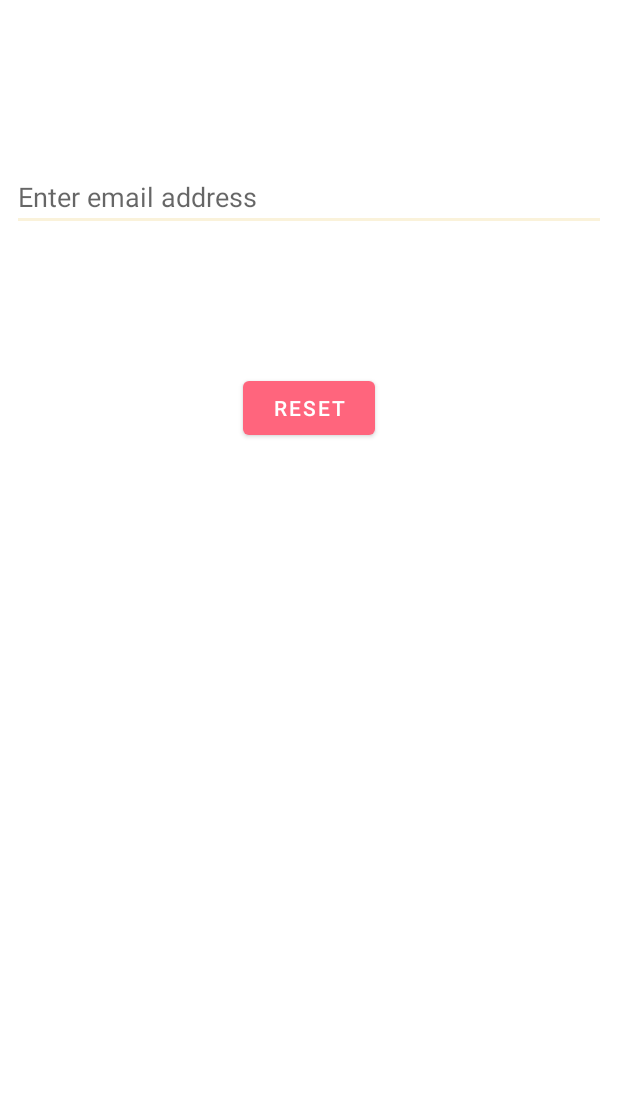
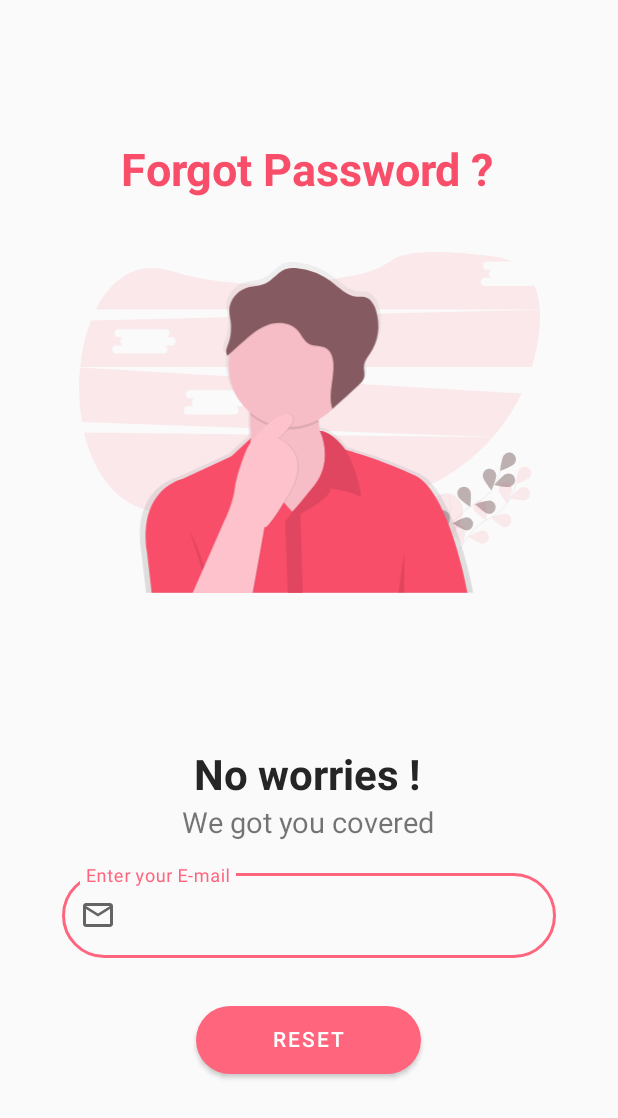
Before and after one commit to isahilgupta1306/BookBecho-Book-Selling-Application, an Android app: the forgotPassword screen opened directly, with no data from a screen before it, on a phone screen of 412 x 824 dp. Shown: the top 1118 px of the screen. Run offline under Robolectric (Android 15) with nearby library versions, the light colour scheme and no system bars; our stand-ins replace Firebase (no records; nobody signed in at launch, a user with empty details on screens opened directly).

Commit message:
Forgot Password UI developed

```diff
--- a/app/src/main/java/com/example/bookbecho/register.java
+++ b/app/src/main/java/com/example/bookbecho/register.java
@@ -24,7 +24,7 @@ public class register extends AppCompatActivity {
     FirebaseAuth fAuth;
     TextView gotologin;
 
-    //commit test
+
 
 
     @Override
--- /dev/null
+++ b/app/src/main/res/drawable/ic_forgotpasswordbanner.xml
@@ -0,0 +1,241 @@
+<vector xmlns:android="http://schemas.android.com/apk/res/android"
+    xmlns:aapt="http://schemas.android.com/aapt"
+    android:width="1097.1dp"
+    android:height="811.81dp"
+    android:viewportWidth="1097.1"
+    android:viewportHeight="811.81">
+  <path
+      android:pathData="M878.46,575.15S800.14,564.98 858.55,691.74c0,0 53.23,-22.81 55.35,-74.26a40.94,40.94 0,0 0,-34.33 -42.17Z"
+      android:strokeAlpha="0.1"
+      android:fillColor="#f84e69"
+      android:fillAlpha="0.1"/>
+  <path
+      android:strokeWidth="1"
+      android:pathData="M879.61,574.96s17.73,70.68 -21,116.79"
+      android:strokeAlpha="0.1"
+      android:fillColor="#00000000"
+      android:strokeColor="#535461"
+      android:fillAlpha="0.1"/>
+  <path
+      android:pathData="M857.55,698.28s28.2,-69.5 80.86,-95.28A113.65,113.65 0,0 0,990.02 552.9a191.13,191.13 0,0 0,12.93 -32.47"
+      android:strokeAlpha="0.1"
+      android:strokeWidth="2"
+      android:fillColor="#00000000"
+      android:strokeColor="#535461"
+      android:fillAlpha="0.1"/>
+  <path
+      android:pathData="M1036.04,504c-5.49,6.9 -33.9,17 -33.9,17s3.42,-30 8.91,-36.85a16,16 0,1 1,25 19.88Z"
+      android:strokeAlpha="0.1"
+      android:fillColor="#f84e69"
+      android:fillAlpha="0.1"/>
+  <path
+      android:pathData="M1026.29,558.65c-8.36,2.81 -37.68,-4.18 -37.68,-4.18s19.15,-23.28 27.51,-26.09a16,16 0,1 1,10.17 30.27Z"
+      android:strokeAlpha="0.1"
+      android:fillColor="#f84e69"
+      android:fillAlpha="0.1"/>
+  <path
+      android:pathData="M973.43,623.26c-8.63,-1.79 -30.42,-22.63 -30.42,-22.63s28.28,-10.43 36.92,-8.64a16,16 0,0 1,-6.5 31.26Z"
+      android:strokeAlpha="0.1"
+      android:fillColor="#f84e69"
+      android:fillAlpha="0.1"/>
+  <path
+      android:pathData="M922.43,663.14c-8.81,-0.31 -33.81,-17.16 -33.81,-17.16S914.74,630.9 923.55,631.22a16,16 0,0 1,-1.12 31.91Z"
+      android:strokeAlpha="0.1"
+      android:fillColor="#f84e69"
+      android:fillAlpha="0.1"/>
+  <path
+      android:pathData="M961.31,534.9c1.13,8.75 20.22,32.07 20.22,32.07s12.57,-27.4 11.45,-36.15a16,16 0,1 0,-31.67 4.08Z"
+      android:strokeAlpha="0.1"
+      android:fillColor="#f84e69"
+      android:fillAlpha="0.1"/>
+  <path
+      android:pathData="M902.25,582.34c3.69,8 28.89,24.55 28.89,24.55s3.8,-29.91 0.11,-37.91a16,16 0,1 0,-29 13.37Z"
+      android:strokeAlpha="0.1"
+      android:fillColor="#f84e69"
+      android:fillAlpha="0.1"/>
+  <path
+      android:pathData="M851.17,636.28c2.28,8.52 24.33,29.08 24.33,29.08s8.8,-28.83 6.51,-37.35a16,16 0,1 0,-30.84 8.27Z"
+      android:strokeAlpha="0.1"
+      android:fillColor="#f84e69"
+      android:fillAlpha="0.1"/>
+  <path
+      android:fillColor="#FF000000"
+      android:pathData="M1036.04,504c-5.49,6.9 -33.9,17 -33.9,17s3.42,-30 8.91,-36.85a16,16 0,1 1,25 19.88Z"
+      android:strokeAlpha="0.25"
+      android:fillAlpha="0.25"/>
+  <path
+      android:fillColor="#FF000000"
+      android:pathData="M1026.29,558.65c-8.36,2.81 -37.68,-4.18 -37.68,-4.18s19.15,-23.28 27.51,-26.09a16,16 0,1 1,10.17 30.27Z"
+      android:strokeAlpha="0.25"
+      android:fillAlpha="0.25"/>
+  <path
+      android:fillColor="#FF000000"
+      android:pathData="M973.43,623.26c-8.63,-1.79 -30.42,-22.63 -30.42,-22.63s28.28,-10.43 36.92,-8.64a16,16 0,0 1,-6.5 31.26Z"
+      android:strokeAlpha="0.25"
+      android:fillAlpha="0.25"/>
+  <path
+      android:fillColor="#FF000000"
+      android:pathData="M922.43,663.14c-8.81,-0.31 -33.81,-17.16 -33.81,-17.16S914.74,630.9 923.55,631.22a16,16 0,0 1,-1.12 31.91Z"
+      android:strokeAlpha="0.25"
+      android:fillAlpha="0.25"/>
+  <path
+      android:fillColor="#FF000000"
+      android:pathData="M961.31,534.9c1.13,8.75 20.22,32.07 20.22,32.07s12.57,-27.4 11.45,-36.15a16,16 0,1 0,-31.67 4.08Z"
+      android:strokeAlpha="0.25"
+      android:fillAlpha="0.25"/>
+  <path
+      android:fillColor="#FF000000"
+      android:pathData="M902.25,582.34c3.69,8 28.89,24.55 28.89,24.55s3.8,-29.91 0.11,-37.91a16,16 0,1 0,-29 13.37Z"
+      android:strokeAlpha="0.25"
+      android:fillAlpha="0.25"/>
+  <path
+      android:fillColor="#FF000000"
+      android:pathData="M851.17,636.28c2.28,8.52 24.33,29.08 24.33,29.08s8.8,-28.83 6.51,-37.35a16,16 0,1 0,-30.84 8.27Z"
+      android:strokeAlpha="0.25"
+      android:fillAlpha="0.25"/>
+  <path
+      android:pathData="M895.11,729.9s28.2,-69.5 80.86,-95.28A113.65,113.65 0,0 0,1027.55 584.51a191.13,191.13 0,0 0,12.93 -32.47"
+      android:strokeAlpha="0.1"
+      android:strokeWidth="2"
+      android:fillColor="#00000000"
+      android:strokeColor="#535461"
+      android:fillAlpha="0.1"/>
+  <path
+      android:pathData="M1073.55,535.6c-5.49,6.9 -33.9,17 -33.9,17s3.42,-30 8.91,-36.85a16,16 0,0 1,25 19.88Z"
+      android:strokeAlpha="0.1"
+      android:fillColor="#f84e69"
+      android:fillAlpha="0.1"/>
+  <path
+      android:pathData="M1063.82,590.25c-8.36,2.81 -37.68,-4.18 -37.68,-4.18s19.15,-23.28 27.51,-26.09a16,16 0,0 1,10.17 30.27Z"
+      android:strokeAlpha="0.1"
+      android:fillColor="#f84e69"
+      android:fillAlpha="0.1"/>
+  <path
+      android:pathData="M1010.96,654.9c-8.63,-1.79 -30.42,-22.63 -30.42,-22.63s28.28,-10.43 36.92,-8.64a16,16 0,0 1,-6.5 31.26Z"
+      android:strokeAlpha="0.1"
+      android:fillColor="#f84e69"
+      android:fillAlpha="0.1"/>
+  <path
+      android:pathData="M959.95,694.73c-8.81,-0.31 -33.81,-17.16 -33.81,-17.16s26.12,-15.06 34.93,-14.75a16,16 0,0 1,-1.12 31.91Z"
+      android:strokeAlpha="0.1"
+      android:fillColor="#f84e69"
+      android:fillAlpha="0.1"/>
+  <path
+      android:pathData="M998.83,566.54c1.13,8.75 20.22,32.07 20.22,32.07s12.57,-27.4 11.45,-36.15a16,16 0,1 0,-31.67 4.08Z"
+      android:strokeAlpha="0.1"
+      android:fillColor="#f84e69"
+      android:fillAlpha="0.1"/>
+  <path
+      android:pathData="M939.78,613.9c3.69,8 28.89,24.55 28.89,24.55s3.8,-29.91 0.11,-37.91a16,16 0,0 0,-29 13.37Z"
+      android:strokeAlpha="0.1"
+      android:fillColor="#f84e69"
+      android:fillAlpha="0.1"/>
+  <path
+      android:pathData="M888.7,667.9c2.28,8.52 24.33,29.08 24.33,29.08s8.8,-28.83 6.51,-37.35A16,16 0,0 0,888.7 667.9Z"
+      android:strokeAlpha="0.1"
+      android:fillColor="#f84e69"
+      android:fillAlpha="0.1"/>
+  <path
+      android:pathData="M11.85,429.97c17.36,74.2 54.11,138.34 112.19,169.43 120.7,64.61 392.91,31.29 596.07,-7A465.21,465.21 0,0 0,984.64 441.2Z"
+      android:strokeAlpha="0.1"
+      android:fillColor="#f84e69"
+      android:fillAlpha="0.1"/>
+  <path
+      android:pathData="M1077.2,80.71L965.73,80.71a9.63,9.63 0,1 1,0 -19.27h19.27a9.63,9.63 0,0 1,0 -19.27h-13.76a9.63,9.63 0,0 1,0 -19.27h58.18c-12.91,-6 -28,-10.27 -45.38,-12.51 -158.64,-20.38 -215.28,-6.9 -235.26,7 -24.65,17.1 -52.15,29.68 -81.54,35.74C569.35,73.3 386.3,97.6 220.39,45.33c-82.46,-26 -143.75,17.92 -180.48,91.28L1096.55,136.61c-1.38,-21.32 -5.51,-41 -13.09,-58.24A9.58,9.58 0,0 1,1077.2 80.71Z"
+      android:strokeAlpha="0.1"
+      android:fillColor="#f84e69"
+      android:fillAlpha="0.1"/>
+  <path
+      android:pathData="M2.39,275.1a491.06,491.06 0,0 0,4.33 129.46l978.68,35.79a460,460 0,0 0,68 -103.7ZM389.47,367.45L370.2,367.45a9.63,9.63 0,0 1,0 19.27L258.73,386.72a9.63,9.63 0,1 1,0 -19.27h19.27a9.63,9.63 0,0 1,0 -19.27L264.24,348.18a9.63,9.63 0,0 1,0 -19.27L375.71,328.91a9.63,9.63 0,1 1,0 19.27h13.76a9.63,9.63 0,0 1,0 19.27Z"
+      android:strokeAlpha="0.1"
+      android:fillColor="#f84e69"
+      android:fillAlpha="0.1"/>
+  <path
+      android:pathData="M1096.6,137.28l-1068.49,26C15.12,196.69 6.55,234.46 2.55,273.61L1077.88,273.61a456.46,456.46 0,0 0,15.53 -70.33C1096.61,180.27 1097.89,158.01 1096.6,137.28ZM219.47,222.45L200.2,222.45a9.63,9.63 0,0 1,0 19.27L88.73,241.72a9.63,9.63 0,1 1,0 -19.27h19.27a9.63,9.63 0,0 1,0 -19.27L94.24,203.18a9.63,9.63 0,0 1,0 -19.27L205.71,183.91a9.63,9.63 0,1 1,0 19.27h13.76a9.63,9.63 0,0 1,0 19.27Z"
+      android:strokeAlpha="0.1"
+      android:fillColor="#f84e69"
+      android:fillAlpha="0.1"/>
+  <path
+      android:pathData="M938.68,811.3S894.12,566.9 809.15,527.24c-72,-33.63 -149.86,-56.3 -172,-62.45A95.61,95.61 0,0 0,625.74 449.9c-30.26,-31.59 -48.44,-31 -51.38,-30.61a153.83,153.83 0,0 1,-3 -19c-0.09,-1 -0.18,-1.93 -0.26,-2.92l0.26,-0.13c-0.18,-1.89 -0.34,-3.84 -0.48,-5.85a150.6,150.6 0,0 0,33.79 -24.61c0.13,0.43 0.24,0.86 0.38,1.3q32.71,-27.65 64.07,-56.8c6,-5.61 12.3,-11.7 14.34,-19.61a28.78,28.78 0,0 0,0.75 -8.32c0.27,-6 -1.15,-12.13 -1.39,-18.21 0,-1 0.11,-1.93 0.24,-2.88 1.4,-9.95 8.32,-18.12 14,-26.47a124.82,124.82 0,0 0,21.23 -71.46,121 121,0 0,0 -5,-36c-4.43,-14.82 -13.65,-30.39 -29,-33.63 -5.94,-1.25 -12.11,-0.47 -18.17,-0.86 -25.09,-1.6 -43.87,-22 -63.88,-36.95a168.61,168.61 0,0 0,-83.58 -32.44c-9.45,-1 -19.21,-1.07 -28.2,1.93 -20.19,6.72 -32.45,27.47 -51.9,36 -14.38,6.34 -31,5.31 -46,10.07 -22.33,7.1 -41.28,30 -41.78,53.53 0,0.87 0,1.74 0,2.61 0,0.15 0,0.3 0,0.44 -0.25,11.89 4,24 4.34,36.17q0,1.65 0.05,3.31c-0.11,13.14 -1.68,26.32 -6.47,38.67 -2.58,6.65 -5.9,14.35 -5.36,21 -0.3,4.07 0.49,7.89 3.32,11l4.83,-4.26a146,146 0,0 0,-2.43 26.58c0,44.94 20.44,85.18 52.68,112.26q0.28,4.49 0.54,9.62c0.76,14.82 1.36,33.41 1.19,53.67l-47.16,43.35 -121.24,55s-110.88,23.42 -87,179.19l11.4,96.72L260.7,811.31l-0.23,0.51L410.72,811.82l0.09,-0.51L768.29,811.31l-0.07,0.51h14v-0.51ZM575.25,421.77a103.92,103.92 0,0 1,7.2 19.8,81.11 81.11,0 0,1 -7.77,-20.88l0.15,0.27ZM403.43,441.77q0,2.86 -0.1,5.77l-0.24,0.34A49,49 0,0 1,403.43 441.72Z">
+    <aapt:attr name="android:fillColor">
+      <gradient
+          android:startY="811.8"
+          android:startX="541.68"
+          android:endY="23.78"
+          android:endX="541.68"
+          android:type="linear">
+        <item android:offset="0" android:color="#3F808080"/>
+        <item android:offset="0.54" android:color="#1E808080"/>
+        <item android:offset="1" android:color="#19808080"/>
+      </gradient>
+    </aapt:attr>
+  </path>
+  <path
+      android:pathData="M614.8,466.3l-20,191 -107,34s-139,-26 -103,-101c25.61,-53.35 24.9,-148.69 22.36,-199.29 -1,-20.54 -2.36,-33.71 -2.36,-33.71s182,-159 167,-16c-2.9,27.69 -3.07,49.34 -1.46,66.26C577.09,478 614.8,466.3 614.8,466.3Z"
+      android:fillColor="#fdc2cc"/>
+  <path
+      android:fillColor="#FF000000"
+      android:pathData="M614.8,466.3l-20,191 -107,34s-139,-26 -103,-101c25.61,-53.35 24.9,-148.69 22.36,-199.29 -1,-20.54 -2.36,-33.71 -2.36,-33.71s182,-159 167,-16c-2.9,27.69 -3.07,49.34 -1.46,66.26C577.09,478 614.8,466.3 614.8,466.3Z"
+      android:strokeAlpha="0.03"
+      android:fillAlpha="0.03"/>
+  <path
+      android:fillColor="#FF000000"
+      android:pathData="M571.8,338.3c-2.9,27.69 -3.07,49.34 -1.46,66.26a145.07,145.07 0,0 1,-163.18 -16.55c-1,-20.54 -2.36,-33.71 -2.36,-33.71S586.8,195.3 571.8,338.3Z"
+      android:strokeAlpha="0.1"
+      android:fillAlpha="0.1"/>
+  <path
+      android:pathData="M500.8,271.31m-145,0a145,145 0,1 1,290 0a145,145 0,1 1,-290 0"
+      android:fillColor="#fdc2cc"/>
+  <path
+      android:fillColor="#FF000000"
+      android:pathData="M500.8,271.31m-145,0a145,145 0,1 1,290 0a145,145 0,1 1,-290 0"
+      android:strokeAlpha="0.03"
+      android:fillAlpha="0.03"/>
+  <path
+      android:pathData="M924.8,811.3h-752l-11,-95c-23,-153 84,-176 84,-176l117,-54 46.5,-43.5c-15,57 98.5,175.5 98.5,175.5l0,0a26.88,26.88 0,0 0,2.07 -2.15c3.06,-3.34 10.37,-11.7 27.49,-32.44 6.12,-7.43 13.51,-16.44 22.41,-27.38 42.8,-52.6 20.84,-114.75 14.28,-127.6l-0.41,-0.8c-0.25,-0.46 -0.44,-0.83 -0.59,-1.09a0,0 0,0 0,0 0,1.63 1.63,0 0,0 -0.15,-0.27 1.59,1.59 0,0 1,-0.11 -0.2l55,43s2.11,0.56 6,1.66c21.4,6 96.58,28.31 166,61.34C881.8,571.3 924.8,811.3 924.8,811.3Z"
+      android:fillColor="#f84e69"/>
+  <path
+      android:pathData="M668.8,582.3c-9,-9 -70,-20 -70,-20 2,24 -72,61 -72,61l5.5,188L496.82,811.3l-6,-169 17,-24 0,0 2.07,-2.15a330,330 0,0 0,27.49 -32.44c6.12,-7.43 13.51,-16.44 22.41,-27.38 42.8,-52.6 20.84,-114.75 14.28,-127.6l-0.41,-0.8c-0.24,-0.47 -0.43,-0.83 -0.59,-1.09a0,0 0,0 0,0 0,1.63 1.63,0 0,0 -0.15,-0.27 1.59,1.59 0,0 1,-0.11 -0.2h0s18,-4 50,30a93.75,93.75 0,0 1,11 14.66C659.81,512.75 676.73,590.23 668.8,582.3Z"
+      android:fillColor="#f84e69"/>
+  <path
+      android:fillColor="#FF000000"
+      android:pathData="M668.8,582.3c-9,-9 -70,-20 -70,-20 2,24 -72,61 -72,61l5.5,188L496.82,811.3l-6,-169 17,-24 0,0 2.07,-2.15a330,330 0,0 0,27.49 -32.44c6.12,-7.43 13.51,-16.44 22.41,-27.38 42.8,-52.6 20.84,-114.75 14.28,-127.6l-0.41,-0.8c-0.24,-0.47 -0.43,-0.83 -0.59,-1.09a0,0 0,0 0,0 0,1.63 1.63,0 0,0 -0.15,-0.27 1.59,1.59 0,0 1,-0.11 -0.2h0s18,-4 50,30a93.75,93.75 0,0 1,11 14.66C659.81,512.75 676.73,590.23 668.8,582.3Z"
+      android:strokeAlpha="0.1"
+      android:fillAlpha="0.1"/>
+  <path
+      android:fillColor="#FF000000"
+      android:pathData="M261.8,659.3s47,96 49.5,152.5"
+      android:strokeAlpha="0.1"
+      android:fillAlpha="0.1"/>
+  <path
+      android:fillColor="#FF000000"
+      android:pathData="M773.8,714.31l-13.5,97.5l13.5,0l0,-97.5z"
+      android:strokeAlpha="0.1"
+      android:fillAlpha="0.1"/>
+  <path
+      android:fillColor="#FF000000"
+      android:pathData="M272.3,811.8l74.5,-169.5s21,-40 26,-80 32,-103 32,-103 67,-85 98,-73 -27,57 -27,57 85,33 27,131 -59,80 -59,80l-28.5,157.5Z"
+      android:strokeAlpha="0.1"
+      android:fillAlpha="0.1"/>
+  <path
+      android:pathData="M270.3,811.8l74.5,-169.5s21,-40 26,-80c3.18,-25.43 15.25,-60.16 23.62,-82.09a125.86,125.86 0,0 1,23.72 -39c21.66,-24.24 61,-63.33 82.66,-54.93 31,12 -27,57 -27,57s85,33 27,131 -59,80 -59,80l-28.5,157.5Z"
+      android:fillColor="#fdc2cc"/>
+  <path
+      android:pathData="M545.3,189.81m-3,0a3,3 0,1 1,6 0a3,3 0,1 1,-6 0"
+      android:strokeAlpha="0.15"
+      android:fillColor="#fff"
+      android:fillAlpha="0.15"/>
+  <path
+      android:pathData="M531.3,195.81m-3,0a3,3 0,1 1,6 0a3,3 0,1 1,-6 0"
+      android:strokeAlpha="0.15"
+      android:fillColor="#fff"
+      android:fillAlpha="0.15"/>
+  <path
+      android:fillColor="#FF000000"
+      android:pathData="M397.79,88.58c14.47,-4.68 30.53,-3.67 44.41,-9.89 18.77,-8.42 30.6,-28.8 50.08,-35.4 8.68,-2.94 18.1,-2.83 27.21,-1.89a161.07,161.07 0,0 1,80.66 31.87c19.31,14.69 37.43,34.72 61.64,36.29 5.85,0.38 11.8,-0.39 17.53,0.84 14.84,3.18 23.73,18.47 28,33A124.26,124.26 0,0 1,691.66 246c-5.48,8.2 -12.16,16.23 -13.51,26 -1.32,9.58 2.76,19.51 0.38,28.89 -2,7.77 -8,13.75 -13.84,19.26Q634.44,348.76 602.86,375.9c-10.94,-34.76 5.11,-72.19 2.61,-108.54 -1,-14.16 -6,-29.62 -18.49,-36.3 -11.69,-6.24 -26.63,-3 -38.46,-9 -13.2,-6.65 -18.62,-22.4 -28.6,-33.3 -17,-18.6 -46.51,-21 -70.28,-12.6s-43.2,25.68 -62,42.53l-34.17,30.65c-6.67,-7.52 -1.61,-19.06 2,-28.46 5.38,-14.09 6.56,-29.28 6.2,-44.24 -0.29,-12 -4.43,-23.85 -4.19,-35.53C357.96,118.07 376.24,95.55 397.79,88.58Z"
+      android:strokeAlpha="0.1"
+      android:fillAlpha="0.1"/>
+  <path
+      android:pathData="M397.79,85.58c14.47,-4.68 30.53,-3.67 44.41,-9.89 18.77,-8.42 30.6,-28.8 50.08,-35.4 8.68,-2.94 18.1,-2.83 27.21,-1.89a161.07,161.07 0,0 1,80.66 31.87c19.31,14.69 37.43,34.72 61.64,36.29 5.85,0.38 11.8,-0.39 17.53,0.84 14.84,3.18 23.73,18.47 28,33A124.26,124.26 0,0 1,691.66 243c-5.48,8.2 -12.16,16.23 -13.51,26 -1.32,9.58 2.76,19.51 0.38,28.89 -2,7.77 -8,13.75 -13.84,19.26Q634.44,345.76 602.86,372.9c-10.94,-34.76 5.11,-72.19 2.61,-108.54 -1,-14.16 -6,-29.62 -18.49,-36.3 -11.69,-6.24 -26.63,-3 -38.46,-9 -13.2,-6.65 -18.62,-22.4 -28.6,-33.3 -17,-18.6 -46.51,-21 -70.28,-12.6s-43.2,25.68 -62,42.53l-34.17,30.65c-6.67,-7.52 -1.61,-19.06 2,-28.46 5.38,-14.09 6.56,-29.28 6.2,-44.24 -0.29,-12 -4.43,-23.85 -4.19,-35.53C357.96,115.07 376.24,92.55 397.79,85.58Z"
+      android:fillColor="#865a61"/>
+</vector>
--- a/app/src/main/res/layout/activity_forgot_password.xml
+++ b/app/src/main/res/layout/activity_forgot_password.xml
@@ -5,36 +5,106 @@
     android:id="@+id/edit"
     android:layout_width="match_parent"
     android:layout_height="match_parent"
+    android:background="#FAFAFA"
     tools:context=".forgotPassword">
 
-    <EditText
-        android:id="@+id/email"
+    <ImageView
+        android:id="@+id/imageView2"
+        android:layout_width="330dp"
+        android:layout_height="227dp"
+        android:layout_marginTop="168dp"
+        android:src="@drawable/ic_forgotpasswordbanner"
+        app:layout_constraintBottom_toTopOf="@+id/text2"
+        app:layout_constraintEnd_toEndOf="parent"
+        app:layout_constraintHorizontal_bias="0.506"
+        app:layout_constraintStart_toStartOf="parent"
+        app:layout_constraintTop_toTopOf="parent"
+        app:layout_constraintVertical_bias="0.0" />
+
+    <TextView
+        android:id="@+id/forgotPW"
+        android:layout_width="wrap_content"
+        android:layout_height="wrap_content"
+        android:layout_marginTop="92dp"
+        android:text="Forgot Password ?"
+        android:textAlignment="center"
+        android:textColor="@color/DarkRed"
+        android:textSize="30dp"
+        android:textStyle="bold"
+        app:layout_constraintEnd_toEndOf="@+id/imageView2"
+        app:layout_constraintHorizontal_bias="0.487"
+        app:layout_constraintStart_toStartOf="@+id/imageView2"
+        app:layout_constraintTop_toTopOf="parent" />
+
+    <TextView
+        android:id="@+id/text2"
+        android:layout_width="wrap_content"
+        android:layout_height="wrap_content"
+        android:text="No worries !"
+        android:textAlignment="center"
+        android:textColor="@color/blackText"
+        android:textSize="28dp"
+        android:textStyle="bold"
+        app:layout_constraintBottom_toTopOf="@+id/textView2"
+        app:layout_constraintEnd_toEndOf="parent"
+        app:layout_constraintHorizontal_bias="0.496"
+        app:layout_constraintStart_toStartOf="parent" />
+
+    <TextView
+        android:id="@+id/textView2"
+        android:layout_width="wrap_content"
+        android:layout_height="wrap_content"
+        android:layout_marginBottom="16dp"
+        android:text="We got you covered"
+        android:textSize="19dp"
+        app:layout_constraintBottom_toTopOf="@+id/emailAddressField"
+        app:layout_constraintEnd_toEndOf="@+id/text2"
+        app:layout_constraintHorizontal_bias="0.47"
+        app:layout_constraintStart_toStartOf="@+id/text2" />
+
+    <com.google.android.material.textfield.TextInputLayout
+        android:id="@+id/emailAddressField"
+        style="@style/Widget.MaterialComponents.TextInputLayout.OutlinedBox"
         android:layout_width="0dp"
         android:layout_height="wrap_content"
-        android:layout_marginStart="8dp"
-        android:layout_marginTop="62dp"
-        android:layout_marginEnd="8dp"
-        android:layout_marginBottom="624dp"
-        android:ems="10"
-        android:hint="Enter email address"
-        android:inputType="textEmailAddress"
-        app:layout_constraintBottom_toBottomOf="parent"
+        android:layout_marginBottom="32dp"
+        android:background="#FAFAFA"
+        android:hint="Enter your E-mail"
+        app:boxStrokeWidth="0.5dp"
+        app:boxCornerRadiusBottomEnd="30dp"
+        app:boxCornerRadiusBottomStart="30dp"
+
+        app:boxCornerRadiusTopEnd="30dp"
+        app:boxCornerRadiusTopStart="30dp"
+        app:layout_constraintBottom_toTopOf="@+id/reset"
         app:layout_constraintEnd_toEndOf="parent"
         app:layout_constraintStart_toStartOf="parent"
-        app:layout_constraintTop_toTopOf="parent" />
+        app:layout_constraintWidth_percent=".80"
+        app:passwordToggleEnabled="false"
+        app:startIconDrawable="@drawable/ic_email_login">
+
+        <com.google.android.material.textfield.TextInputEditText
+            android:id="@+id/email"
+            android:layout_width="match_parent"
+            android:layout_height="wrap_content" />
+    </com.google.android.material.textfield.TextInputLayout>
 
     <Button
         android:id="@+id/reset"
-        android:layout_width="wrap_content"
-        android:layout_height="wrap_content"
-        android:layout_marginStart="159dp"
-        android:layout_marginTop="71dp"
-        android:layout_marginEnd="159dp"
-        android:layout_marginBottom="506dp"
-        android:text="reset"
+        android:layout_width="150dp"
+        android:layout_height="45dp"
+        android:layout_marginBottom="108dp"
+        android:background="@drawable/button_bg"
+        android:clickable="true"
+        android:elevation="25dp"
+        android:includeFontPadding="false"
+        android:shadowRadius="12"
+        android:text="Reset"
+        android:textColor="@color/white"
         app:layout_constraintBottom_toBottomOf="parent"
-        app:layout_constraintEnd_toEndOf="parent"
-        app:layout_constraintStart_toStartOf="parent"
-        app:layout_constraintTop_toBottomOf="@+id/email" />
+        app:layout_constraintEnd_toEndOf="@+id/emailAddressField"
+        app:layout_constraintHorizontal_bias="0.497"
+        app:layout_constraintStart_toStartOf="@+id/emailAddressField"
+        app:layout_constraintWidth_percent=".9" />
 
 </androidx.constraintlayout.widget.ConstraintLayout>
--- a/app/src/main/res/layout/activity_login.xml
+++ b/app/src/main/res/layout/activity_login.xml
@@ -26,7 +26,7 @@
         android:layout_marginTop="24dp"
         android:text="Welcome"
         android:textAlignment="center"
-        android:textColor="#252525"
+        android:textColor="@color/blackText"
         android:textSize="30dp"
         android:layout_marginBottom="12dp"
         android:textStyle="bold"
@@ -133,6 +133,7 @@
         android:text="Forgot password?"
         android:textSize="17dp"
         android:clickable="true"
+
         android:background="?selectableItemBackground"
         app:layout_constraintBottom_toTopOf="@+id/login"
         app:layout_constraintEnd_toEndOf="@+id/passwordField"
--- a/app/src/main/res/values/colors.xml
+++ b/app/src/main/res/values/colors.xml
@@ -7,4 +7,5 @@
     <color name="SimonPinkDark">#e7d4b5</color>
     <color name="black">#FF000000</color>
     <color name="white">#FFFFFFFF</color>
+    <color name="blackText">#252525</color>
 </resources>
```
